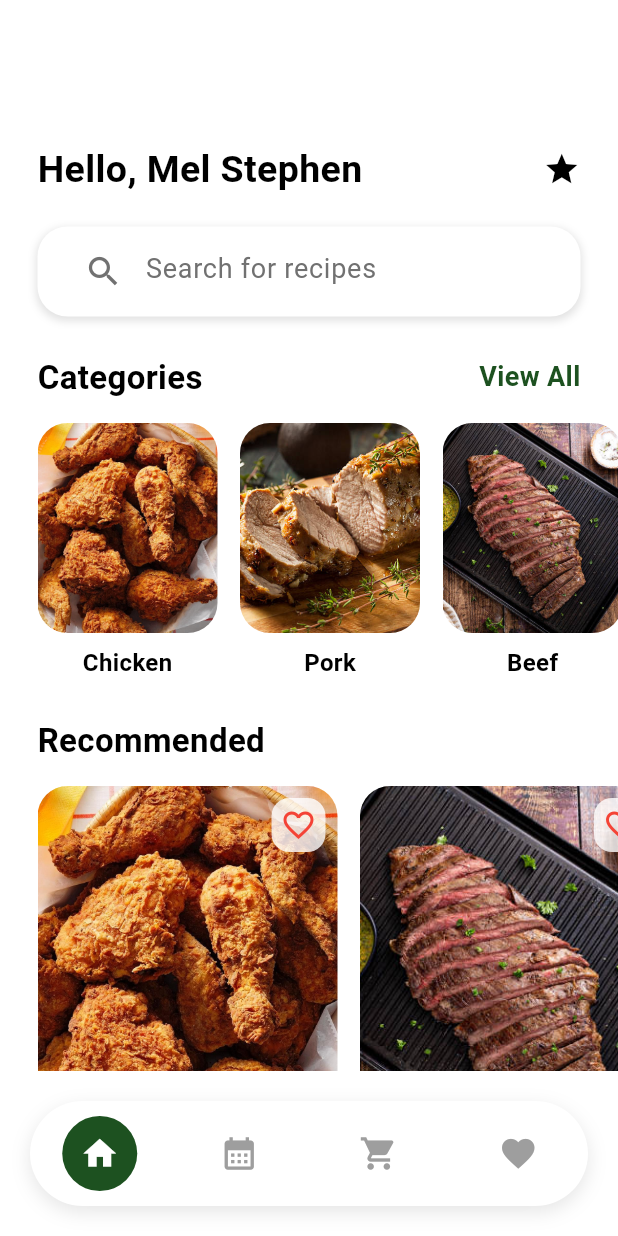
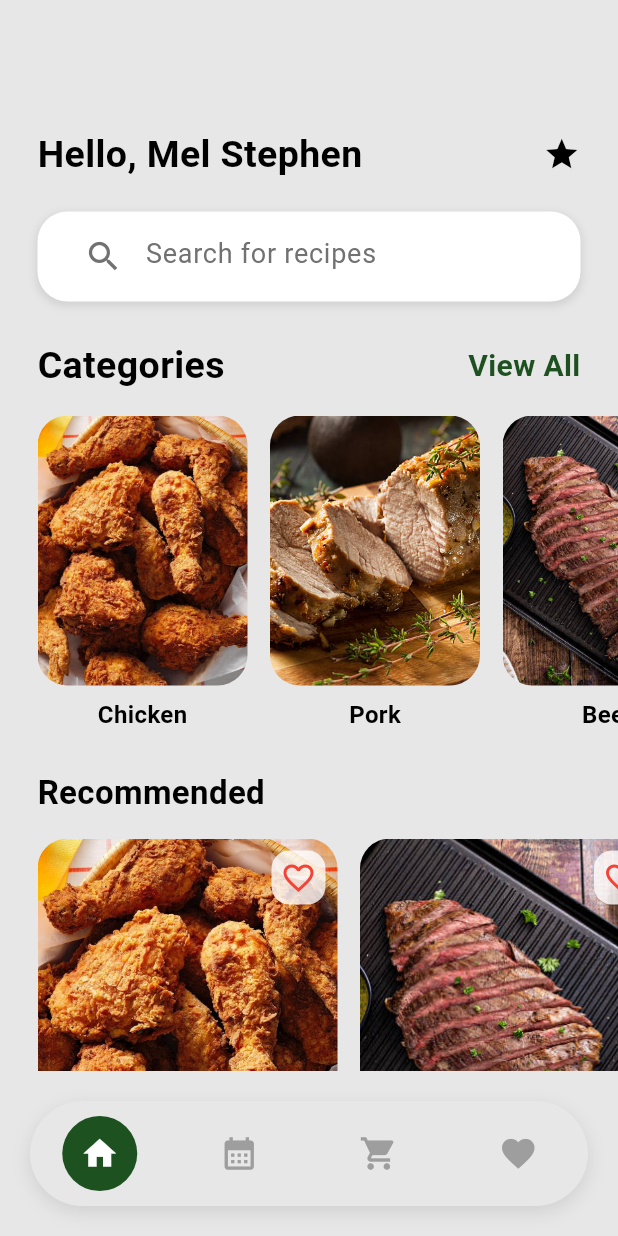
Before and after one commit to maelprz/MobDev-RecipeCookBook, a Flutter app: the screen it shows after launch, on a phone screen of 412 x 824 dp. Run offline on Flutter 3.47's test engine with Material 3 defaults, Android fonts, the phone set to English and light mode, and no system bars; our stand-ins replace flutter_riverpod.

Commit message:
Refactor UI components for consistency and update recipe providers for filtering functionality

```diff
--- a/flutter_application_recipebook/lib/Screens/home_screen.dart
+++ b/flutter_application_recipebook/lib/Screens/home_screen.dart
@@ -41,7 +41,7 @@ class _HomeScreenState extends State<HomeScreen> {
   @override
   Widget build(BuildContext context) {
     return Scaffold(
-      backgroundColor: Colors.white,
+      backgroundColor: const Color.fromARGB(255, 231, 231, 231),
 
       body: SingleChildScrollView(
         child: Column(
@@ -49,7 +49,7 @@ class _HomeScreenState extends State<HomeScreen> {
           children: [
             // Greeting
             Padding(
-              padding: const EdgeInsets.only(left: 25.0, right: 25.0, top: 95),
+              padding: const EdgeInsets.only(left: 25.0, right: 25.0, top: 85),
               child: LabelPill(
                 alignment: MainAxisAlignment.spaceBetween,
                 text: 'Hello, Mel Stephen',
@@ -110,7 +110,7 @@ class _HomeScreenState extends State<HomeScreen> {
                     style: TextStyle(
                       color: Colors.black,
                       fontWeight: FontWeight.bold,
-                      fontSize: 22,
+                      fontSize: 25,
                     ),
                   ),
                   Text(
@@ -118,7 +118,7 @@ class _HomeScreenState extends State<HomeScreen> {
                     style: TextStyle(
                       color: Color.fromARGB(255, 29, 81, 32),
                       fontWeight: FontWeight.bold,
-                      fontSize: 18,
+                      fontSize: 20,
                     ),
                   ),
                 ],
--- a/flutter_application_recipebook/lib/Widgets/bottom_nav_pill.dart
+++ b/flutter_application_recipebook/lib/Widgets/bottom_nav_pill.dart
@@ -16,7 +16,7 @@ class BottomNavPill extends StatelessWidget {
       margin: const EdgeInsets.all(20),
       padding: const EdgeInsets.symmetric(vertical: 10),
       decoration: BoxDecoration(
-        color: Colors.white,
+        color: const Color.fromARGB(255, 231, 231, 231),
         borderRadius: BorderRadius.circular(40),
         boxShadow: [
           BoxShadow(
--- a/flutter_application_recipebook/lib/Widgets/category_pill.dart
+++ b/flutter_application_recipebook/lib/Widgets/category_pill.dart
@@ -10,8 +10,8 @@ class CategoryPill extends StatelessWidget {
     super.key,
     required this.image,
     required this.label,
-    this.width = 120,
-    this.height = 140,
+    this.width = 140,
+    this.height = 180,
   });
 
   @override
--- a/flutter_application_recipebook/lib/Widgets/recommendation_pill.dart
+++ b/flutter_application_recipebook/lib/Widgets/recommendation_pill.dart
@@ -19,7 +19,7 @@ class RecommendationPill extends StatelessWidget {
       children: [
         Container(
           width: 200,
-          height: 260,
+          height: 270,
           decoration: BoxDecoration(
             borderRadius: BorderRadius.circular(20),
             image: DecorationImage(
--- a/flutter_application_recipebook/pubspec.yaml
+++ b/flutter_application_recipebook/pubspec.yaml
@@ -9,6 +9,7 @@ environment:
 dependencies:
   flutter:
     sdk: flutter
+  flutter_riverpod: ^2.3.6
 
 dev_dependencies:
   flutter_test:
```
Also changed, not shown: flutter_application_recipebook/lib/Providers/recipe_providers.dart (added, +25 -0 lines).
